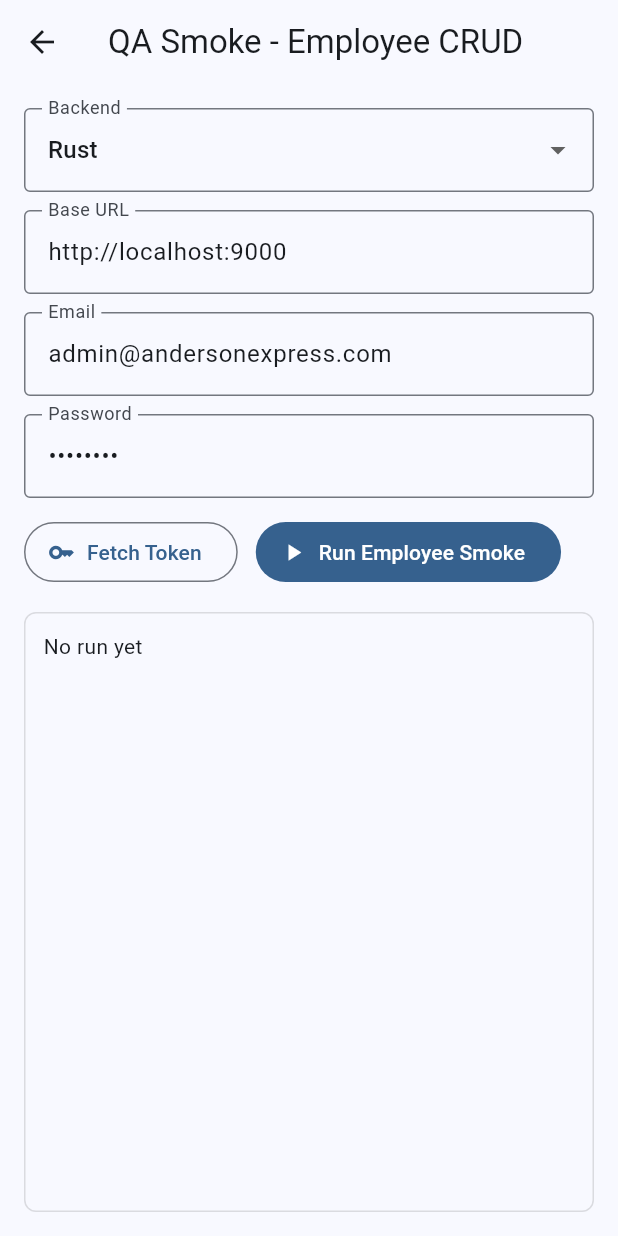
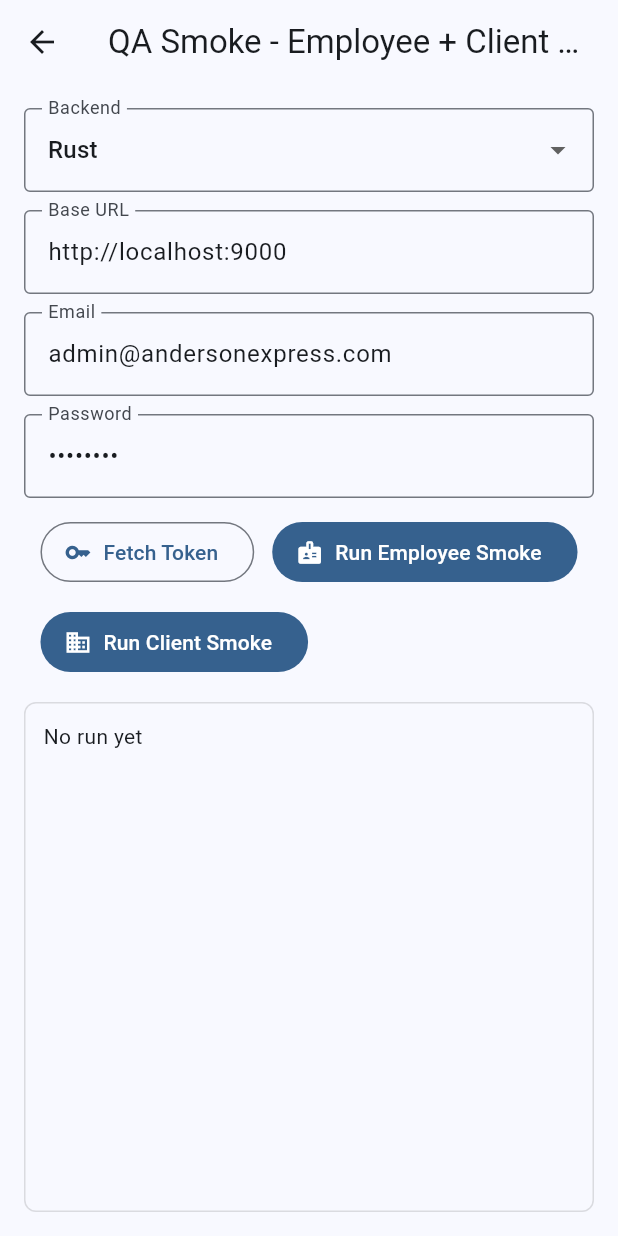
Before and after one commit to danjen1/anderson-express-ui, a Flutter app: the QaSmokePage screen opened by its route, on a phone screen of 412 x 824 dp. Run offline on Flutter 3.47's test engine with Material 3 defaults, Android fonts, the phone set to English and light mode, and no system bars.

Commit message:
UI: add QA smoke page and client model

```diff
--- /dev/null
+++ b/lib/models/client.dart
@@ -0,0 +1,102 @@
+class Client {
+  const Client({
+    required this.id,
+    required this.clientNumber,
+    required this.name,
+    required this.status,
+    this.email,
+    this.phoneNumber,
+    this.address,
+    this.city,
+    this.state,
+    this.zipCode,
+  });
+
+  final String id;
+  final String clientNumber;
+  final String name;
+  final String status;
+  final String? email;
+  final String? phoneNumber;
+  final String? address;
+  final String? city;
+  final String? state;
+  final String? zipCode;
+
+  factory Client.fromJson(Map<String, dynamic> json) {
+    return Client(
+      id: (json['id'] ?? '').toString(),
+      clientNumber: (json['client_number'] ?? '').toString(),
+      name: (json['name'] ?? '').toString(),
+      status: (json['status'] ?? '').toString(),
+      email: json['email']?.toString(),
+      phoneNumber: json['phone_number']?.toString(),
+      address: json['address']?.toString(),
+      city: json['city']?.toString(),
+      state: json['state']?.toString(),
+      zipCode: json['zip_code']?.toString(),
+    );
+  }
+}
+
+class ClientCreateInput {
+  const ClientCreateInput({
+    required this.name,
+    required this.email,
+    this.phoneNumber,
+    this.address,
+    this.city,
+    this.state,
+    this.zipCode,
+  });
+
+  final String name;
+  final String email;
+  final String? phoneNumber;
+  final String? address;
+  final String? city;
+  final String? state;
+  final String? zipCode;
+
+  Map<String, dynamic> toJson() => {
+    'name': name,
+    'email': email,
+    'phone_number': phoneNumber,
+    'address': address,
+    'city': city,
+    'state': state,
+    'zip_code': zipCode,
+  };
+}
+
+class ClientUpdateInput {
+  const ClientUpdateInput({
+    this.name,
+    this.email,
+    this.phoneNumber,
+    this.address,
+    this.city,
+    this.state,
+    this.zipCode,
+  });
+
+  final String? name;
+  final String? email;
+  final String? phoneNumber;
+  final String? address;
+  final String? city;
+  final String? state;
+  final String? zipCode;
+
+  Map<String, dynamic> toJson() {
+    final data = <String, dynamic>{};
+    if (name != null) data['name'] = name;
+    if (email != null) data['email'] = email;
+    if (phoneNumber != null) data['phone_number'] = phoneNumber;
+    if (address != null) data['address'] = address;
+    if (city != null) data['city'] = city;
+    if (state != null) data['state'] = state;
+    if (zipCode != null) data['zip_code'] = zipCode;
+    return data;
+  }
+}
--- a/lib/pages/qa_smoke_page.dart
+++ b/lib/pages/qa_smoke_page.dart
@@ -1,6 +1,7 @@
 import 'package:flutter/material.dart';
 
 import '../models/backend_config.dart';
+import '../models/client.dart';
 import '../models/employee.dart';
 import '../services/api_service.dart';
 
@@ -75,6 +76,17 @@ class _QaSmokePageState extends State<QaSmokePage> {
     _log('Token fetched');
   }
 
+  Future<String> _ensureToken(ApiService service) async {
+    if (_token == null || _token!.isEmpty) {
+      await _fetchToken();
+    }
+    final token = _token;
+    if (token == null || token.isEmpty) {
+      throw Exception('Token missing');
+    }
+    return token;
+  }
+
   Future<void> _runEmployeeSmoke() async {
     setState(() {
       _running = true;
@@ -83,28 +95,24 @@ class _QaSmokePageState extends State<QaSmokePage> {
 
     final service = ApiService(backend: _activeConfig());
     try {
-      await _fetchToken();
-      final token = _token;
-      if (token == null || token.isEmpty) {
-        throw Exception('Token missing');
-      }
+      final token = await _ensureToken(service);
+      final suffix = DateTime.now().millisecondsSinceEpoch;
 
-      final suffix = DateTime.now().millisecondsSinceEpoch;
       final created = await service.createEmployee(
         EmployeeCreateInput(
-          name: 'QA Smoke $suffix',
-          email: 'qa.smoke.$suffix@example.com',
+          name: 'QA Smoke Employee $suffix',
+          email: 'qa.smoke.employee.$suffix@example.com',
           accessLevel: 'USER',
           city: 'QA',
           state: 'SM',
         ),
         bearerToken: token,
       );
-      _log('Create: ${created.id}');
+      _log('Employee create: ${created.id}');
 
       final listed = await service.listEmployees(bearerToken: token);
       final found = listed.any((e) => e.id == created.id);
-      _log('List: ${found ? "found created employee" : "not found"}');
+      _log('Employee list: ${found ? "found created employee" : "not found"}');
       if (!found) {
         throw Exception('Created employee missing from list');
       }
@@ -114,16 +122,69 @@ class _QaSmokePageState extends State<QaSmokePage> {
         const EmployeeUpdateInput(city: 'QA-UPDATED'),
         bearerToken: token,
       );
-      _log('Update: city=${updated.city ?? ""}');
+      _log('Employee update: city=${updated.city ?? ""}');
 
       final deleted = await service.deleteEmployee(
         created.id,
         bearerToken: token,
       );
-      _log('Delete: $deleted');
-      _log('Smoke test passed');
+      _log('Employee delete: $deleted');
+      _log('Employee smoke passed');
     } catch (error) {
-      _log('Smoke test failed: $error');
+      _log('Employee smoke failed: $error');
+    } finally {
+      if (mounted) {
+        setState(() {
+          _running = false;
+        });
+      }
+    }
+  }
+
+  Future<void> _runClientSmoke() async {
+    setState(() {
+      _running = true;
+      _logs.clear();
+    });
+
+    final service = ApiService(backend: _activeConfig());
+    try {
+      final token = await _ensureToken(service);
+      final suffix = DateTime.now().millisecondsSinceEpoch;
+
+      final created = await service.createClient(
+        ClientCreateInput(
+          name: 'QA Smoke Client $suffix',
+          email: 'qa.smoke.client.$suffix@example.com',
+          city: 'QA',
+          state: 'SM',
+        ),
+        bearerToken: token,
+      );
+      _log('Client create: ${created.id}');
+
+      final listed = await service.listClients(bearerToken: token);
+      final found = listed.any((c) => c.id == created.id);
+      _log('Client list: ${found ? "found created client" : "not found"}');
+      if (!found) {
+        throw Exception('Created client missing from list');
+      }
+
+      final updated = await service.updateClient(
+        created.id,
+        const ClientUpdateInput(city: 'QA-UPDATED'),
+        bearerToken: token,
+      );
+      _log('Client update: city=${updated.city ?? ""}');
+
+      final deleted = await service.deleteClient(
+        created.id,
+        bearerToken: token,
+      );
+      _log('Client delete: $deleted');
+      _log('Client smoke passed');
+    } catch (error) {
+      _log('Client smoke failed: $error');
     } finally {
       if (mounted) {
         setState(() {
@@ -136,7 +197,7 @@ class _QaSmokePageState extends State<QaSmokePage> {
   @override
   Widget build(BuildContext context) {
     return Scaffold(
-      appBar: AppBar(title: const Text('QA Smoke - Employee CRUD')),
+      appBar: AppBar(title: const Text('QA Smoke - Employee + Client CRUD')),
       body: Padding(
         padding: const EdgeInsets.all(16),
         child: Column(
@@ -194,14 +255,15 @@ class _QaSmokePageState extends State<QaSmokePage> {
               ),
             ),
             const SizedBox(height: 12),
-            Row(
+            Wrap(
+              spacing: 12,
+              runSpacing: 12,
               children: [
                 OutlinedButton.icon(
                   onPressed: _running ? null : _fetchToken,
                   icon: const Icon(Icons.key),
                   label: const Text('Fetch Token'),
                 ),
-                const SizedBox(width: 12),
                 FilledButton.icon(
                   onPressed: _running ? null : _runEmployeeSmoke,
                   icon: _running
@@ -210,8 +272,19 @@ class _QaSmokePageState extends State<QaSmokePage> {
                           height: 16,
                           child: CircularProgressIndicator(strokeWidth: 2),
                         )
-                      : const Icon(Icons.play_arrow),
+                      : const Icon(Icons.badge),
                   label: const Text('Run Employee Smoke'),
+                ),
+                FilledButton.icon(
+                  onPressed: _running ? null : _runClientSmoke,
+                  icon: _running
+                      ? const SizedBox(
+                          width: 16,
+                          height: 16,
+                          child: CircularProgressIndicator(strokeWidth: 2),
+                        )
+                      : const Icon(Icons.business),
+                  label: const Text('Run Client Smoke'),
                 ),
               ],
             ),
```
Also changed, not shown: lib/services/api_service.dart (+75 -0 lines), 1 other file.
